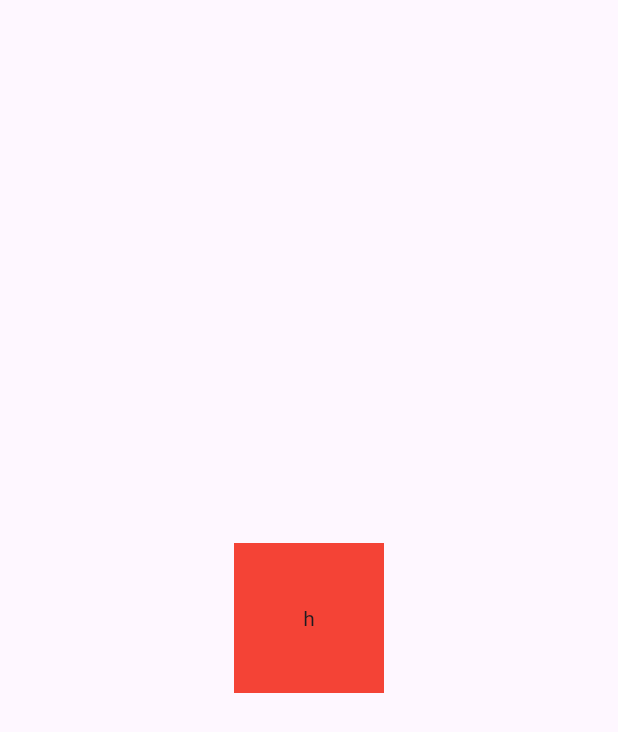
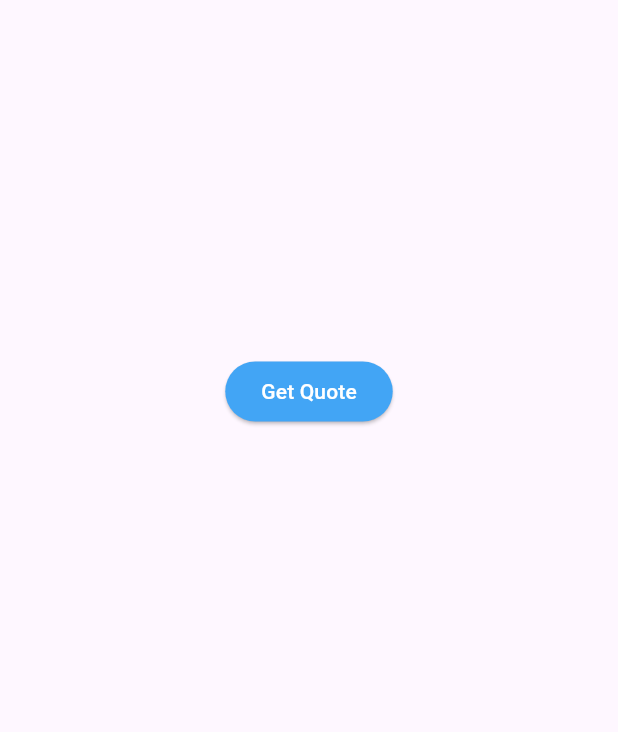
Before and after one commit to AbdullahAhmad-0/Flutter-Quote-App, a Flutter app: the screen it shows after launch, on a phone screen of 412 x 824 dp. Shown: the top 732 px of the screen. Run offline on Flutter 3.47's test engine with Material 3 defaults, Android fonts, the phone set to English and light mode, and no system bars.

Commit message:
Quote App

```diff
--- a/lib/main.dart
+++ b/lib/main.dart
@@ -14,6 +14,7 @@ class MyApp extends StatelessWidget {
   Widget build(BuildContext context) {
     return MaterialApp(
         title: 'Flutter Demo',
+        debugShowCheckedModeBanner: false,
         theme: ThemeData(
           colorScheme: ColorScheme.fromSeed(seedColor: Colors.deepPurple),
           useMaterial3: true,
--- a/lib/screens/home_screen.dart
+++ b/lib/screens/home_screen.dart
@@ -1,19 +1,54 @@
+import 'dart:convert';
+
 import 'package:flutter/material.dart';
+import 'package:quotesapp/screens/quote_screen.dart';
+import 'package:http/http.dart' as http;
 
 // Main Screen
-class HomeScreen extends StatelessWidget {
+class HomeScreen extends StatefulWidget {
   const HomeScreen({Key? key}) : super(key: key);
 
   @override
+  _HomeScreenState createState() => _HomeScreenState();
+}
+
+class _HomeScreenState extends State<HomeScreen> {
+  String loading = "";
+  @override
   Widget build(BuildContext context) {
-    return Scaffold(
-            body: Center(
-          child: Container(
-              width: 100,
-              height: 100,
-              color: Colors.red,
-              child: const Center(child: Text("h"))),
-        )
-    );
+    return SafeArea(
+        child: Scaffold(
+      body: Center(
+        child: Container(
+          height: 350,
+          child: Column(
+            children: [
+              ElevatedButton(
+                  style: ButtonStyle(
+                    backgroundColor: WidgetStatePropertyAll(Colors.blue[400]),
+                  ),
+                  onPressed: () async {
+                    setState(() {
+                      loading = "Wait a moment...";
+                    });
+                      var url = Uri.parse('https://zenquotes.io/api/random');
+                      var response = await http.get(url).whenComplete(() => setState(() {loading = "";}));
+                      var object = jsonDecode(response.body);
+
+                      String quote = object[0]['q'];
+                      String author = object[0]['a'];
+
+                      Navigator.of(context).push(MaterialPageRoute(builder: (context) => QuoteScreen(author: author, quote: quote)));
+                  },
+                  child: const Text(
+                    "Get Quote",
+                    style: TextStyle(color: Colors.white),
+                  )),
+              Text(loading),
+            ],
+          ),
+        ),
+      ),
+    ));
   }
 }
--- a/pubspec.yaml
+++ b/pubspec.yaml
@@ -35,6 +35,7 @@ dependencies:
   # The following adds the Cupertino Icons font to your application.
   # Use with the CupertinoIcons class for iOS style icons.
   cupertino_icons: ^1.0.8
+  http: ^1.2.2
 
 dev_dependencies:
   flutter_test:
```
Also changed, not shown: lib/screens/quote_screen.dart (added, +48 -0 lines), pubspec.lock.
